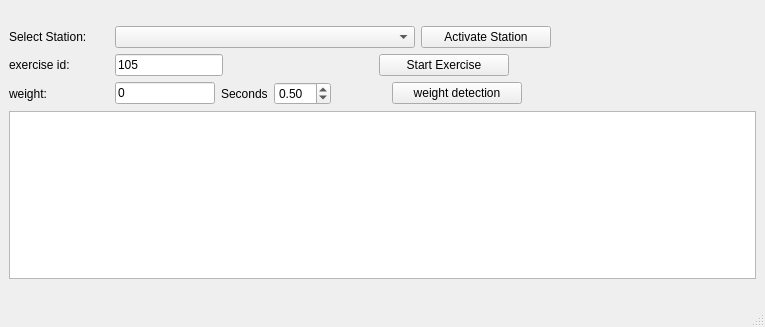
This is src/infrastructure/station_manager/layouts/station_selection_ui.ui in tedseb/RWTH-UKA-Pose-estimation as Qt 5 draws it before an edit. The edited form follows.
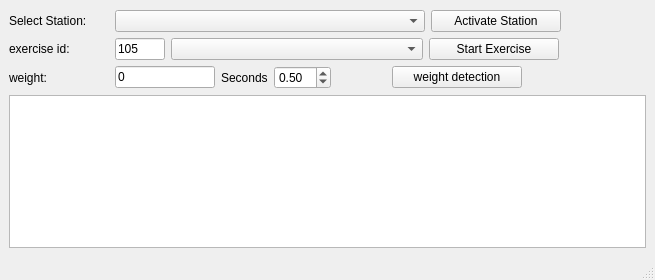
This is the edited form.

Commit message: added new combobox in station selection

Patch:
```diff
--- a/src/infrastructure/station_manager/layouts/station_selection_ui.ui
+++ b/src/infrastructure/station_manager/layouts/station_selection_ui.ui
@@ -6,8 +6,8 @@
    <rect>
     <x>0</x>
     <y>0</y>
-    <width>765</width>
-    <height>327</height>
+    <width>655</width>
+    <height>280</height>
    </rect>
   </property>
   <property name="windowTitle">
@@ -53,10 +53,16 @@
        <widget class="QComboBox" name="station_combobox">
         <property name="minimumSize">
          <size>
-          <width>300</width>
+          <width>310</width>
           <height>0</height>
          </size>
         </property>
+        <property name="maximumSize">
+         <size>
+          <width>310</width>
+          <height>16777215</height>
+         </size>
+        </property>
         <property name="currentText">
          <string/>
         </property>
@@ -119,26 +125,35 @@
           <verstretch>0</verstretch>
          </sizepolicy>
         </property>
+        <property name="maximumSize">
+         <size>
+          <width>50</width>
+          <height>16777215</height>
+         </size>
+        </property>
         <property name="text">
          <string>105</string>
         </property>
        </widget>
       </item>
       <item>
-       <spacer name="horizontalSpacer">
-        <property name="orientation">
-         <enum>Qt::Horizontal</enum>
+       <widget class="QComboBox" name="exercise_combobox">
+        <property name="minimumSize">
+         <size>
+          <width>252</width>
+          <height>0</height>
+         </size>
         </property>
-        <property name="sizeType">
-         <enum>QSizePolicy::Fixed</enum>
-        </property>
-        <property name="sizeHint" stdset="0">
+        <property name="maximumSize">
          <size>
-          <width>150</width>
-          <height>20</height>
+          <width>252</width>
+          <height>16777215</height>
          </size>
         </property>
-       </spacer>
+        <property name="currentText">
+         <string/>
+        </property>
+       </widget>
       </item>
       <item>
        <widget class="QPushButton" name="activate_exercise_button">
```
Left out of the diff: 2 changed lines with no effect on the pictures. The commit also changes 3 other files.
